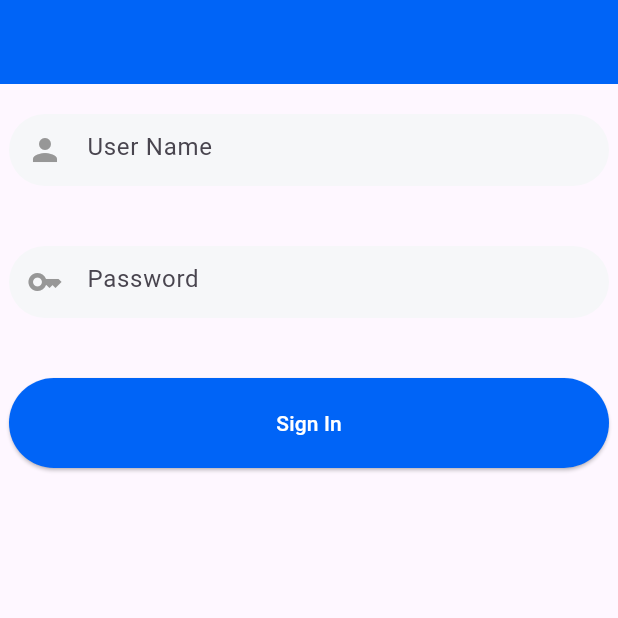
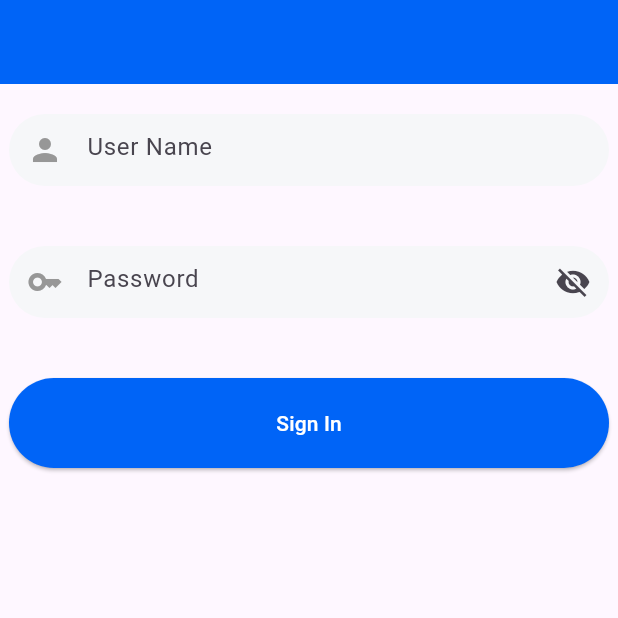
Before and after one commit to ahmdsultan/clinic_booking_app, a Flutter app: the screen it shows after launch, on a phone screen of 412 x 824 dp, the top half of it. Run offline on Flutter 3.47's test engine with Material 3 defaults, Android fonts, the phone set to English and light mode, and no system bars.

Commit message:
اضفنا ايقونة العين اذا كان نوع الحقل باسور تظهر

```diff
--- a/lib/widgets/button.dart
+++ b/lib/widgets/button.dart
@@ -7,7 +7,8 @@ class ButtonWidget extends StatelessWidget {
   @override
   Widget build(BuildContext context) {
     return SafeArea(
-      child: Expanded(
+      child: SizedBox( // I change the Widget type from Expanded to Size box with add [width :double.infinity ] to Make it full width if needed
+        width: double.infinity,
         child: ElevatedButton(
           onPressed: () {},
           style: ElevatedButton.styleFrom(
--- a/lib/widgets/custom_text_field.dart
+++ b/lib/widgets/custom_text_field.dart
@@ -1,12 +1,30 @@
 import 'package:clinic_booking_app/constants/colors.dart';
 import 'package:flutter/material.dart';
+import 'package:flutter/material.dart';
+import 'package:clinic_booking_app/constants/colors.dart';
 
-class CustomTextField extends StatelessWidget {
+class CustomTextField extends StatefulWidget {
+  // Change the State to State Full Widget to Handle the Situation if the Text
+  //Field is Password show Eye Icon to Hide or show the Password
   CustomTextField(
       {super.key, required this.hintText, required this.icon, this.isSecure});
   final String hintText;
   final IconData icon;
   bool? isSecure = false;
+
+  @override
+  _CustomTextFieldState createState() => _CustomTextFieldState();
+}
+
+class _CustomTextFieldState extends State<CustomTextField> {
+  bool _obscureText = true;
+
+  @override
+  void initState() {
+    super.initState();
+    _obscureText = widget.isSecure ?? false;
+  }
+
   @override
   Widget build(BuildContext context) {
     return SafeArea(
@@ -16,13 +34,25 @@ class CustomTextField extends StatelessWidget {
           borderRadius: BorderRadius.circular(30),
         ),
         child: TextFormField(
-          obscureText: isSecure ?? false,
+          obscureText: _obscureText,
           decoration: InputDecoration(
-            prefixIcon: Icon(icon),
+            prefixIcon: Icon(widget.icon),
             prefixIconColor: colors['darkGray'],
-            contentPadding: EdgeInsets.only(left: 10, top: 10),
+            contentPadding: const EdgeInsets.only(left: 10, top: 10),
             border: InputBorder.none,
-            hintText: hintText,
+            hintText: widget.hintText,
+            suffixIcon: widget.isSecure == true
+                ? IconButton(
+                    icon: Icon(
+                      _obscureText ? Icons.visibility_off : Icons.visibility,
+                    ),
+                    onPressed: () {
+                      setState(() {
+                        _obscureText = !_obscureText;
+                      });
+                    },
+                  )
+                : null, // Show the eye icon only if it’s a password field
           ),
         ),
       ),
```
